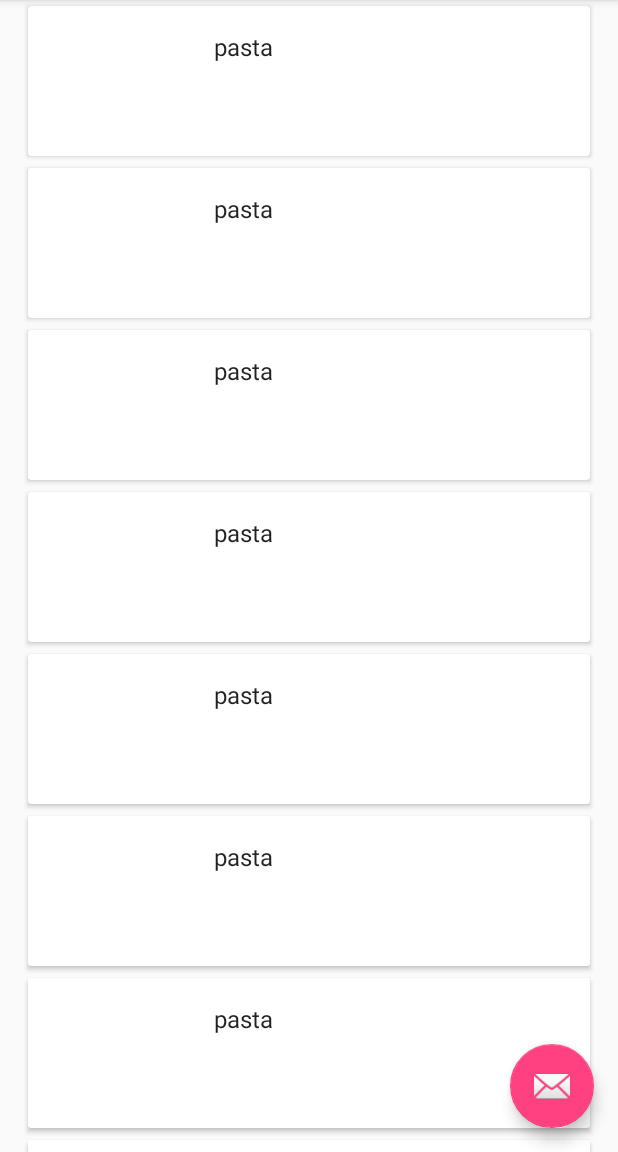
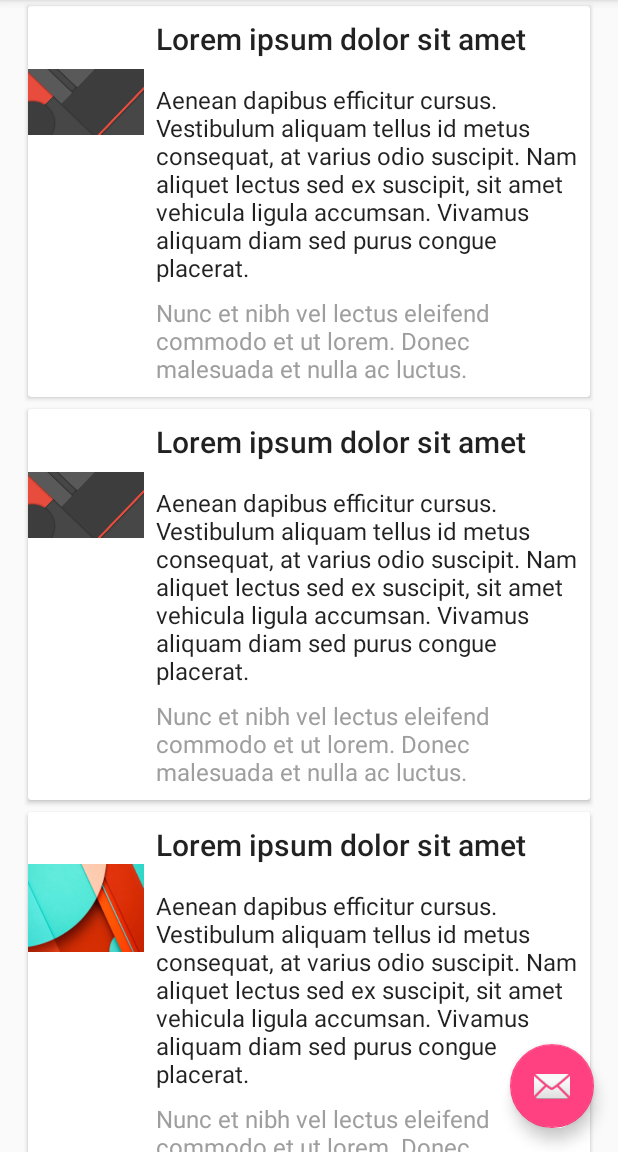
Before and after one commit to ucsdCSE110wi16/CSE110W240T3, an Android app: the screen it shows after launch (MainActivity), after a tap on "TEST: SHOW LIST", on a phone screen of 412 x 824 dp, the part 84-1236 px from its top. Run offline under Robolectric (Android 15) with nearby library versions, the phone set to English and light mode, and no system bars.

Commit message:
Stable List

```diff
--- a/app/src/main/java/edu/fe/ItemListFragment.java
+++ b/app/src/main/java/edu/fe/ItemListFragment.java
@@ -81,7 +81,13 @@ public class ItemListFragment extends Fragment {
             for (int i = 0; i < 10; i++) {
                 FoodItem item = new FoodItem();
                 item.food = true;
-                item.name("pasta");
+                item.setHeader("Lorem ipsum dolor sit amet");
+                item.setHeader2("Aenean dapibus efficitur cursus. Vestibulum aliquam tellus id " +
+                        "metus consequat, at varius odio suscipit. Nam aliquet lectus sed ex " +
+                        "suscipit, sit amet vehicula ligula accumsan. Vivamus aliquam diam sed " +
+                        "purus congue placerat.");
+                item.setHeader3("Nunc et nibh vel lectus eleifend commodo et ut lorem. Donec " +
+                        "malesuada et nulla ac luctus.");
                 mFoodItems.add(item);
             }
 
@@ -95,7 +101,7 @@ public class ItemListFragment extends Fragment {
     @Override
     public void onAttach(Context context) {
         super.onAttach(context);
-        Log.d("DEBUG", "Class: " + context.getClass());
+        Log.d("DEBUG", "Attach[context] - Class: " + context.getClass());
         if (context instanceof OnListFragmentInteractionListener) {
             Log.d("DEBUG", "Listener from MainActivity is connected to adapter");
             mListener = (OnListFragmentInteractionListener) context;
@@ -110,7 +116,7 @@ public class ItemListFragment extends Fragment {
     @Override
     public void onAttach(Activity activity) {
         super.onAttach(activity);
-        Log.d("DEBUG", "Class: " + activity.getClass());
+        Log.d("DEBUG", "Attach[activity] - Class: " + activity.getClass());
         if (activity instanceof OnListFragmentInteractionListener) {
             Log.d("DEBUG", "Listener from MainActivity is connected to adapter");
             mListener = (OnListFragmentInteractionListener) activity;
--- a/app/src/main/java/edu/fe/ItemRecyclerAdapter.java
+++ b/app/src/main/java/edu/fe/ItemRecyclerAdapter.java
@@ -1,5 +1,6 @@
 package edu.fe;
 
+import android.graphics.Bitmap;
 import android.support.v7.widget.RecyclerView;
 import android.util.Log;
 import android.view.LayoutInflater;
@@ -8,10 +9,13 @@ import android.view.ViewGroup;
 import android.widget.ImageView;
 import android.widget.TextView;
 
+
 import java.util.List;
+import java.util.Random;
 
 import edu.fe.ItemListFragment.OnListFragmentInteractionListener;
 import edu.fe.util.FoodItem;
+import edu.fe.util.ResUtils;
 
 /**
  * {@link RecyclerView.Adapter} that can display a {@link FoodItem} and makes a call to the
@@ -21,10 +25,12 @@ public class ItemRecyclerAdapter extends RecyclerView.Adapter<ItemRecyclerAdapte
 
     private final List<FoodItem> mFoodList;
     private final OnListFragmentInteractionListener mListener;
+    private final Random mRandom;
 
     public ItemRecyclerAdapter(List<FoodItem> items, OnListFragmentInteractionListener listener) {
         mFoodList = items;
         mListener = listener;
+        mRandom = new Random(System.nanoTime());
     }
 
     @Override
@@ -39,11 +45,17 @@ public class ItemRecyclerAdapter extends RecyclerView.Adapter<ItemRecyclerAdapte
     @Override
     public void onBindViewHolder(final ItemViewHolder holder, int position) {
         FoodItem item = mFoodList.get(position);
+        holder.foodItem = item;
 
-        holder.foodItem = item;
-        if (item.getImage() != null)
-            holder.imageView.setImageBitmap(item.getImage());
-        holder.nameView.setText(item.getName());
+        // use sample images for now:
+        final List<Bitmap> imageList = ResUtils.LOADED_BITMAPS;
+        final int maxSize = imageList.size();
+        holder.imageView.setImageBitmap(imageList.get(mRandom.nextInt(maxSize)));
+
+        // Load all information to card
+        holder.nameView.setText(item.getHeaderText());
+        holder.expirationView.setText(item.getHeaderText2());
+        holder.extraInfoView.setText(item.getHeaderText3());
 
         holder.view.setOnClickListener(new View.OnClickListener() {
             @Override
@@ -72,17 +84,20 @@ public class ItemRecyclerAdapter extends RecyclerView.Adapter<ItemRecyclerAdapte
         public final View view;
 
         public final ImageView imageView;
+
         public final TextView nameView;
         public final TextView expirationView;
+        public final TextView extraInfoView;
 
         public FoodItem foodItem;
 
         public ItemViewHolder(View view) {
             super(view);
             this.view = view;
-            nameView = (TextView) view.findViewById(R.id.food_name);
-            imageView = (ImageView) view.findViewById(R.id.food_image);
-            expirationView = (TextView) view.findViewById(R.id.food_expiration_date);
+            this.imageView = (ImageView) view.findViewById(R.id.food_image);
+            this.nameView = (TextView) view.findViewById(R.id.header);
+            this.expirationView = (TextView) view.findViewById(R.id.header_2);
+            this.extraInfoView = (TextView) view.findViewById(R.id.header_3);
         }
 
         @Override
--- a/app/src/main/java/edu/fe/MainActivity.java
+++ b/app/src/main/java/edu/fe/MainActivity.java
@@ -13,12 +13,12 @@ import android.view.Menu;
 import android.view.MenuItem;
 import android.view.View;
 import android.view.ViewGroup;
-import android.widget.Button;
 
 import com.vorph.utils.Alert;
 import com.vorph.utils.ExceptionHandler;
 
 import edu.fe.util.FoodItem;
+import edu.fe.util.ResUtils;
 
 public class MainActivity
         extends AppCompatActivity
@@ -34,12 +34,16 @@ public class MainActivity
         ExceptionHandler.Embed(ExceptionHandler.DEFAULT_LOG_TYPE);
 
         setContentView(R.layout.activity_main);
-
         Log.d("DEBUG", "Initializing variables");
         // Initialize and resolves variables
         mContainerView = (ViewGroup) findViewById(R.id.container_content);
         Toolbar toolbar = (Toolbar) findViewById(R.id.toolbar);
         setSupportActionBar(toolbar);
+
+        // Load all sample resources.
+        // TODO New Thread to initialize resources, since loading bitmaps and refactoring
+        // TODO them to be a certain size takes a bit of time.
+        ResUtils.initialize(this);
 
         FloatingActionButton fab = (FloatingActionButton) findViewById(R.id.fab);
         fab.setOnClickListener(new View.OnClickListener() {
@@ -57,7 +61,7 @@ public class MainActivity
         FragmentManager fragmentManager = getFragmentManager();
         FragmentTransaction fragmentTransaction = fragmentManager.beginTransaction();
         Fragment fragment = ItemListFragment.newInstance(1);
-        fragmentTransaction.replace(R.id.container, fragment, "list")
+        fragmentTransaction.add(R.id.container, fragment, "list")
                            .addToBackStack("list")
                            .commit();
     }
@@ -90,7 +94,7 @@ public class MainActivity
 
     @Override
     public void onListFragmentInteraction(FoodItem item) {
-        Log.d("DEBUG", "Item " + item.getName());
-        Alert.snackLong(mContainerView, "Item: " + item.getName());
+        Log.d("DEBUG", "Item " + item.getHeaderText());
+        Alert.snackLong(mContainerView, "Item: " + item.getHeaderText());
     }
 }
--- a/app/src/main/java/edu/fe/util/FoodItem.java
+++ b/app/src/main/java/edu/fe/util/FoodItem.java
@@ -9,8 +9,9 @@ public class FoodItem {
     public boolean card;
 
     private Bitmap mImage;
-    private CharSequence mName;
-    private CharSequence experationDate;
+    private CharSequence mH1;
+    private CharSequence mH2;
+    private CharSequence mH3;
 
     public Bitmap getImage() {
         return mImage;
@@ -20,12 +21,28 @@ public class FoodItem {
         this.mImage = mImage;
     }
 
-    public CharSequence getName() {
-        return mName;
+    public CharSequence getHeaderText() {
+        return mH1;
     }
 
-    public void name(CharSequence text) {
-        this.mName = text;
+    public CharSequence getHeaderText2() {
+        return mH2;
+    }
+
+    public CharSequence getHeaderText3() {
+        return mH3;
+    }
+
+    public void setHeader(CharSequence text) {
+        this.mH1 = text;
+    }
+
+    public void setHeader2(CharSequence text) {
+        this.mH2 = text;
+    }
+
+    public void setHeader3(CharSequence text) {
+        this.mH3 = text;
     }
 
     public boolean isFood() {
@@ -39,4 +56,6 @@ public class FoodItem {
     public boolean isCard() {
         return card;
     }
+
+
 }
--- /dev/null
+++ b/app/src/main/java/edu/fe/util/ResUtils.java
@@ -0,0 +1,132 @@
+package edu.fe.util;
+
+import android.content.Context;
+import android.content.res.Resources;
+import android.content.res.TypedArray;
+import android.graphics.Bitmap;
+import android.graphics.BitmapFactory;
+import android.util.TypedValue;
+
+import java.util.ArrayList;
+import java.util.List;
+
+import edu.fe.R;
+
+public class ResUtils {
+
+    public static int getPrimaryColor(Context context) {
+        return fetchColor(context, R.attr.colorPrimary);
+    }
+
+    public static int getPrimaryDarkColor(Context context) {
+        return fetchColor(context, R.attr.colorPrimaryDark);
+    }
+
+    public static int getPrimaryTextColor(Context context) {
+        return fetchColor(context, android.R.attr.textColorPrimary);
+    }
+
+    public static int getSecondaryTextColor(Context context) {
+        return fetchColor(context, android.R.attr.textColorSecondary);
+    }
+
+    public static int fetchColor(Context context, int attr) {
+        TypedValue typedValue = new TypedValue();
+        TypedArray a = context.obtainStyledAttributes(typedValue.data, new int[] { attr });
+        int color = a.getColor(0, 0);
+        a.recycle();
+        return color;
+    }
+
+    // Calculated Required sampled image
+    public static int calculateInSampleSize
+        (BitmapFactory.Options options, int reqWidth, int reqHeight)
+    {
+        // Raw height and width of image
+        final int height = options.outHeight;
+        final int width = options.outWidth;
+        int inSampleSize = 1;
+
+        if (height > reqHeight || width > reqWidth) {
+
+            final int halfHeight = height / 2;
+            final int halfWidth = width / 2;
+
+            // Calculate the largest inSampleSize value that is a power of 2 and
+            // keeps both
+            // height and width larger than the requested height and width.
+            while ((halfHeight / inSampleSize) > reqHeight
+                    && (halfWidth / inSampleSize) > reqWidth) {
+                inSampleSize *= 2;
+            }
+        }
+
+        return inSampleSize;
+    }
+
+    // Turn large bitmaps into efficient ones that won't take up too much memory
+    public static Bitmap decodeSampledBitmapFromResource
+        (Resources res, int resId, int reqWidth, int reqHeight)
+    {
+
+        // First decode with inJustDecodeBounds=true to check dimensions
+        final BitmapFactory.Options options = new BitmapFactory.Options();
+        options.inJustDecodeBounds = true;
+        BitmapFactory.decodeResource(res, resId, options);
+
+        // Calculate inSampleSize
+        options.inSampleSize = calculateInSampleSize(options, reqWidth, reqHeight);
+
+        // Decode bitmap with inSampleSize set
+        options.inJustDecodeBounds = false;
+        return BitmapFactory.decodeResource(res, resId, options);
+    }
+
+
+
+
+
+
+    public static final List<Bitmap> LOADED_BITMAPS = new ArrayList<>();
+    public static void initialize(Context context) {
+        InitResources(context);
+    }
+
+    // Load material wallpapers into a list from drawable folder.
+    private static void InitResources(Context context) {
+        final int DP_WIDTH_SIZE = 128;
+        final int DP_HEIGHT_SIZE = 96;
+
+        final Resources res = context.getResources();
+        final Bitmap one = decodeSampledBitmapFromResource
+                (res, R.drawable.wallpaper_1, DP_WIDTH_SIZE, DP_HEIGHT_SIZE);
+        final Bitmap two = decodeSampledBitmapFromResource
+                (res, R.drawable.wallpaper_2, DP_WIDTH_SIZE, DP_HEIGHT_SIZE);
+        final Bitmap three = decodeSampledBitmapFromResource
+                (res, R.drawable.wallpaper_3, DP_WIDTH_SIZE, DP_HEIGHT_SIZE);
+        final Bitmap four = decodeSampledBitmapFromResource
+                (res, R.drawable.wallpaper_4, DP_WIDTH_SIZE, DP_HEIGHT_SIZE);
+
+        LOADED_BITMAPS.add(one);
+        LOADED_BITMAPS.add(two);
+        LOADED_BITMAPS.add(three);
+        LOADED_BITMAPS.add(four);
+    }
+
+
+
+
+
+
+
+
+
+
+
+
+
+
+
+
+
+}
--- a/app/src/main/res/layout/entity_food_item.xml
+++ b/app/src/main/res/layout/entity_food_item.xml
@@ -11,31 +11,46 @@
     <LinearLayout
         android:id="@+id/card_layout"
         android:layout_width="match_parent"
-        android:layout_height="100dp"
+        android:layout_height="wrap_content"
+        android:minHeight="100dp"
         android:orientation="horizontal"
         android:weightSum="1.0">
 
         <ImageView
             android:id="@+id/food_image"
-            android:layout_height="wrap_content"
-            android:layout_width="wrap_content"
+            android:layout_height="128dp"
+            android:layout_width="128dp"
             android:layout_weight="0.4"/>
 
-        <TextView
-            android:id="@+id/food_name"
+        <LinearLayout
             android:layout_width="wrap_content"
             android:layout_height="wrap_content"
-            android:layout_margin="@dimen/text_margin"
-            android:layout_weight="0.3"
-            android:textAppearance="?attr/textAppearanceListItem" />
+            android:layout_weight="0.6"
+            android:padding="8dp"
+            android:orientation="vertical">
 
-        <TextView
-            android:id="@+id/food_expiration_date"
-            android:layout_width="wrap_content"
-            android:layout_height="wrap_content"
-            android:layout_margin="@dimen/text_margin"
-            android:layout_weight="0.3"
-            android:textAppearance="?attr/textAppearanceListItem" />
+            <TextView
+                android:id="@+id/header"
+                android:layout_width="wrap_content"
+                android:layout_height="wrap_content"
+                android:textAppearance="?attr/textAppearanceSearchResultTitle" />
+
+            <TextView
+                android:id="@+id/header_2"
+                android:layout_width="wrap_content"
+                android:layout_height="wrap_content"
+                android:layout_marginTop="16dp"
+                android:textAppearance="?attr/textAppearanceListItem" />
+
+            <TextView
+                android:id="@+id/header_3"
+                android:layout_width="wrap_content"
+                android:layout_height="wrap_content"
+                android:layout_marginTop="8dp"
+                android:textColor="@color/grey_500"
+                android:textAppearance="?attr/textAppearanceListItem" />
+
+        </LinearLayout>
 
 
     </LinearLayout>
```
Also changed, not shown: vorph-utils/src/main/java/com/vorph/anim/AnimUtils.java (+69 -1 lines), vorph-utils/src/main/java/com/vorph/utils/Ipsum.java (added, +58 -0 lines), app/src/main/res/drawable/wallpaper_1.jpg (added), app/src/main/res/drawable/wallpaper_2.jpg (added), app/src/main/res/drawable/wallpaper_3.jpg (added), app/src/main/res/drawable/wallpaper_4.jpg (added).
